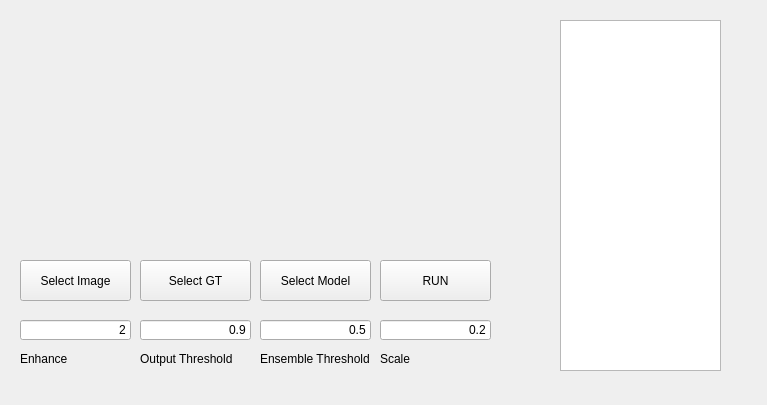
Before: the Qt Designer form FinalProject/FinalProject.ui in shauming1020/Digital-Image-Processing, drawn with Qt 5.
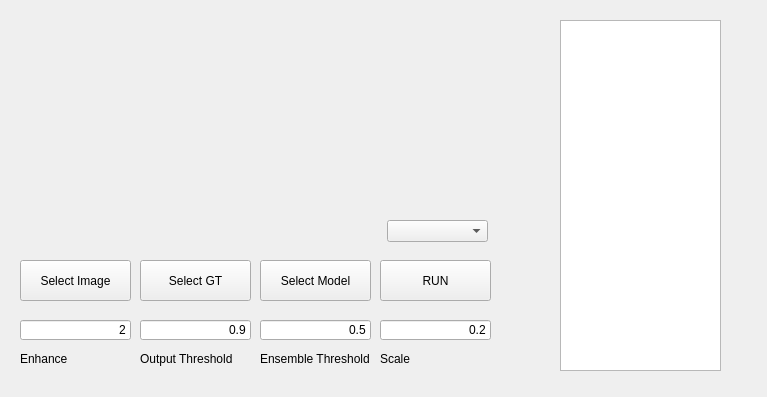
After: the same form once the commit is applied.

Diff of the .ui file:
```diff
--- a/FinalProject/FinalProject.ui
+++ b/FinalProject/FinalProject.ui
@@ -7,7 +7,7 @@
     <x>0</x>
     <y>0</y>
     <width>767</width>
-    <height>405</height>
+    <height>397</height>
    </rect>
   </property>
   <property name="windowTitle">
@@ -194,6 +194,19 @@
     <set>Qt::AlignRight|Qt::AlignTrailing|Qt::AlignVCenter</set>
    </property>
   </widget>
+  <widget class="QComboBox" name="runmode">
+   <property name="geometry">
+    <rect>
+     <x>387</x>
+     <y>220</y>
+     <width>101</width>
+     <height>22</height>
+    </rect>
+   </property>
+   <property name="currentText">
+    <string/>
+   </property>
+  </widget>
  </widget>
  <resources/>
  <connections/>
```
